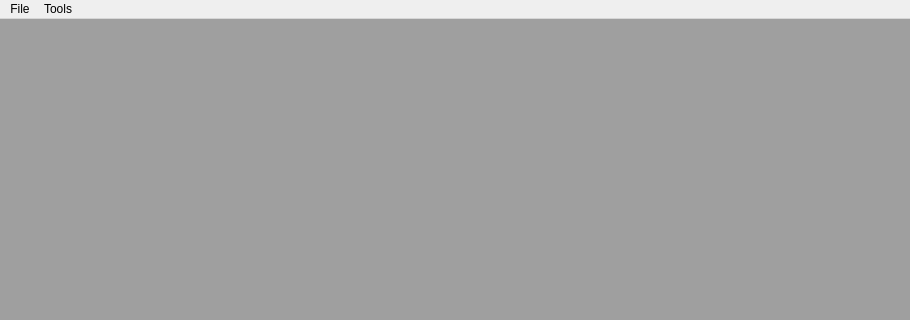
First picture: the form in player2d/mainwindow.ui, repository gw280/moz2d, before the edit; both pictures show x 0 to 910 and y 0 to 320 of the 910 by 555 pixel window.
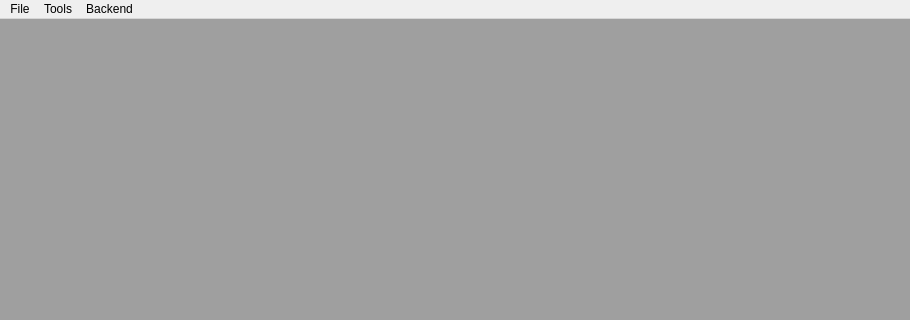
Second picture: the form after the edit. Icons and pictures are not drawn.

Commit message: Allow switching rendering backends in the player.

The edit to the form file:
```diff
--- a/player2d/mainwindow.ui
+++ b/player2d/mainwindow.ui
@@ -289,8 +289,14 @@
     <addaction name="actionAnalyze_Redundancy"/>
     <addaction name="actionAnalyze_Call_Timings"/>
    </widget>
+   <widget class="QMenu" name="menuBackend">
+    <property name="title">
+     <string>Backend</string>
+    </property>
+   </widget>
    <addaction name="menuFile"/>
    <addaction name="menuTools"/>
+   <addaction name="menuBackend"/>
   </widget>
   <action name="actionOpen_Recording">
    <property name="text">
```
Left out of the diff: 13 changed lines with no effect on the pictures. The commit also changes 10 other files.
